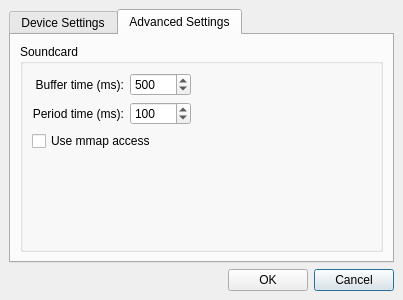
Before: the Qt Designer form src/plugins/Output/alsa/settingsdialog.ui in ksv1986/qmmp-staging, drawn with Qt 5.
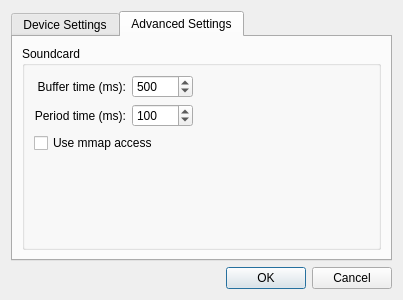
After: the same form once the commit is applied. The open tabs and pages were chosen to show the change.

Commit message: using standard dialog buttons

What changed in the file:
```diff
--- a/src/plugins/Output/alsa/settingsdialog.ui
+++ b/src/plugins/Output/alsa/settingsdialog.ui
@@ -12,26 +12,8 @@
   <property name="windowTitle" >
    <string>ALSA Plugin Settings</string>
   </property>
-  <layout class="QGridLayout" >
-   <property name="leftMargin" >
-    <number>9</number>
-   </property>
-   <property name="topMargin" >
-    <number>9</number>
-   </property>
-   <property name="rightMargin" >
-    <number>9</number>
-   </property>
-   <property name="bottomMargin" >
-    <number>9</number>
-   </property>
-   <property name="horizontalSpacing" >
-    <number>6</number>
-   </property>
-   <property name="verticalSpacing" >
-    <number>6</number>
-   </property>
-   <item row="0" column="0" colspan="3" >
+  <layout class="QGridLayout" name="gridLayout" >
+   <item row="0" column="0" colspan="2" >
     <widget class="QTabWidget" name="tabWidget" >
      <property name="currentIndex" >
       <number>0</number>
@@ -136,16 +118,7 @@
        <property name="spacing" >
         <number>6</number>
        </property>
-       <property name="leftMargin" >
-        <number>9</number>
-       </property>
-       <property name="topMargin" >
-        <number>9</number>
-       </property>
-       <property name="rightMargin" >
-        <number>9</number>
-       </property>
-       <property name="bottomMargin" >
+       <property name="margin" >
         <number>9</number>
        </property>
        <item>
@@ -266,17 +239,16 @@
      </property>
     </spacer>
    </item>
-   <item row="1" column="2" >
-    <widget class="QPushButton" name="cancelButton" >
-     <property name="text" >
-      <string>Cancel</string>
-     </property>
-    </widget>
-   </item>
    <item row="1" column="1" >
-    <widget class="QPushButton" name="okButton" >
-     <property name="text" >
-      <string>OK</string>
+    <widget class="QDialogButtonBox" name="buttonBox" >
+     <property name="sizePolicy" >
+      <sizepolicy vsizetype="Fixed" hsizetype="Preferred" >
+       <horstretch>0</horstretch>
+       <verstretch>0</verstretch>
+      </sizepolicy>
+     </property>
+     <property name="standardButtons" >
+      <set>QDialogButtonBox::Cancel|QDialogButtonBox::Ok</set>
      </property>
     </widget>
    </item>
```
Left out of the diff: 63 changed lines with no effect on the pictures. The commit also changes 23 other files.
